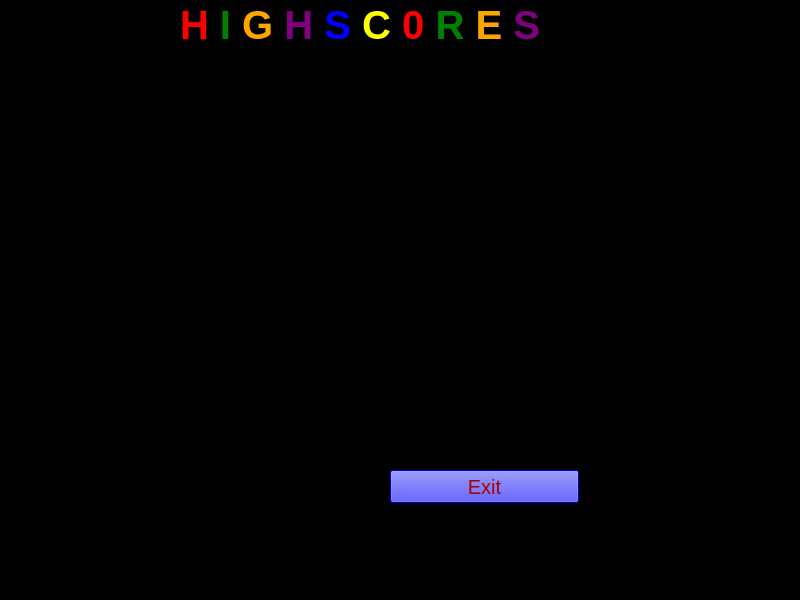
Old version of the form highscoreausgabe.ui in the repository FelixWeichselgartner/Tetris.
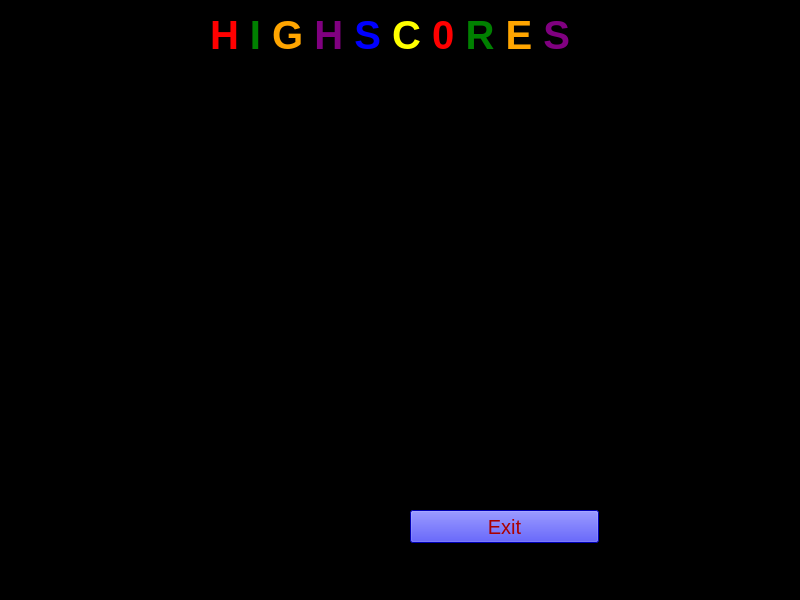
New version of the form.

What changed in the file:
```diff
--- a/highscoreausgabe.ui
+++ b/highscoreausgabe.ui
@@ -20,10 +20,10 @@
    <widget class="QTableWidget" name="tableWidget">
     <property name="geometry">
      <rect>
-      <x>170</x>
-      <y>120</y>
-      <width>401</width>
-      <height>341</height>
+      <x>200</x>
+      <y>80</y>
+      <width>400</width>
+      <height>421</height>
      </rect>
     </property>
     <property name="styleSheet">
@@ -36,10 +36,10 @@
    <widget class="QLabel" name="lbltitle">
     <property name="geometry">
      <rect>
-      <x>180</x>
-      <y>0</y>
-      <width>381</width>
-      <height>51</height>
+      <x>210</x>
+      <y>10</y>
+      <width>380</width>
+      <height>50</height>
      </rect>
     </property>
     <property name="styleSheet">
@@ -63,8 +63,8 @@
    <widget class="QPushButton" name="btnexit">
     <property name="geometry">
      <rect>
-      <x>390</x>
-      <y>470</y>
+      <x>410</x>
+      <y>510</y>
       <width>189</width>
       <height>33</height>
      </rect>
```
